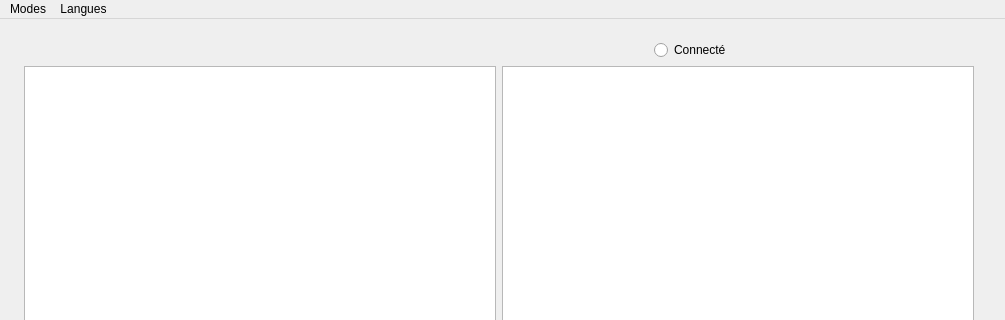
Above: client/mainwindow.ui from CryptoPooki/projet_IHM_2 before the change; both pictures show x 0 to 1005 and y 0 to 320 of the 1005 by 618 pixel window. Below: the same form after it.
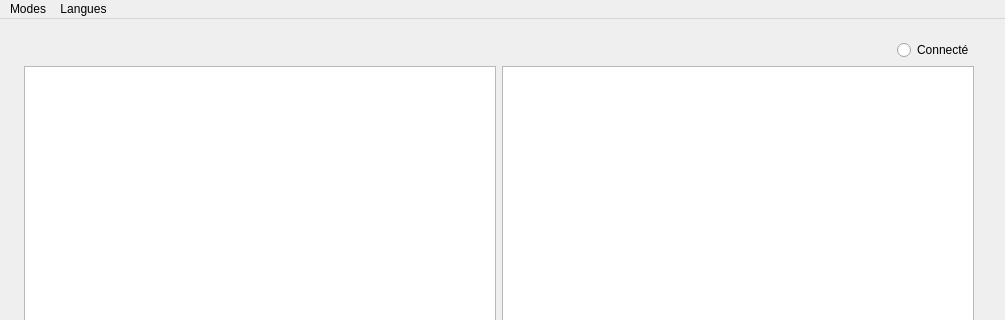
That is the form after the change.

```diff
--- a/client/mainwindow.ui
+++ b/client/mainwindow.ui
@@ -27,17 +27,17 @@
      <item>
       <layout class="QHBoxLayout" name="Infos_connexion">
        <item>
-        <layout class="QVBoxLayout" name="LoadLayout">
-         <property name="spacing">
-          <number>0</number>
+        <spacer name="horizontalSpacer">
+         <property name="orientation">
+          <enum>Qt::Horizontal</enum>
          </property>
-         <property name="leftMargin">
-          <number>0</number>
+         <property name="sizeHint" stdset="0">
+          <size>
+           <width>40</width>
+           <height>20</height>
+          </size>
          </property>
-         <property name="rightMargin">
-          <number>400</number>
-         </property>
-        </layout>
+        </spacer>
        </item>
        <item>
         <widget class="QRadioButton" name="Connexion">
```
